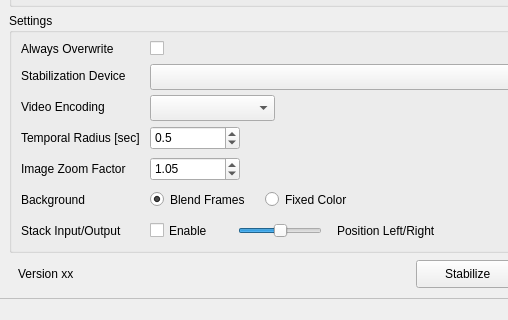
The window that cuvistaGui/cuvistaGui.ui (RainerMtb/cuvista) describes before a commit, drawn with Qt 5; both pictures show x 0 to 508 and y 178 to 498 of the 601 by 498 pixel window.
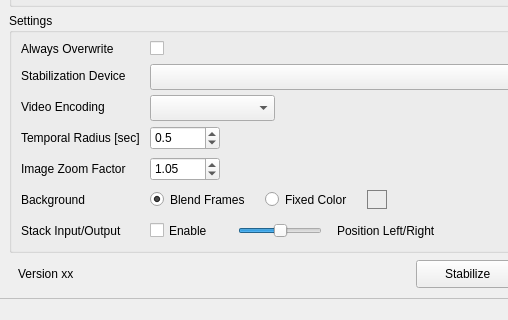
The same window after the commit. Icons and pictures are not drawn. Custom widgets are drawn as their Qt base class.

```diff
--- a/cuvistaGui/cuvistaGui.ui
+++ b/cuvistaGui/cuvistaGui.ui
@@ -365,7 +365,7 @@
         <widget class="QDoubleSpinBox" name="spinRadius">
          <property name="minimumSize">
           <size>
-           <width>90</width>
+           <width>70</width>
            <height>24</height>
           </size>
          </property>
@@ -400,7 +400,7 @@
         <widget class="QDoubleSpinBox" name="spinZoom">
          <property name="minimumSize">
           <size>
-           <width>90</width>
+           <width>70</width>
            <height>24</height>
           </size>
          </property>
@@ -479,6 +479,11 @@
              <height>16</height>
             </size>
            </property>
+           <property name="styleSheet">
+            <string notr="true">QLabel {
+	border: 1px solid gray;
+}</string>
+           </property>
            <property name="frameShape">
             <enum>QFrame::Shape::NoFrame</enum>
            </property>
```
